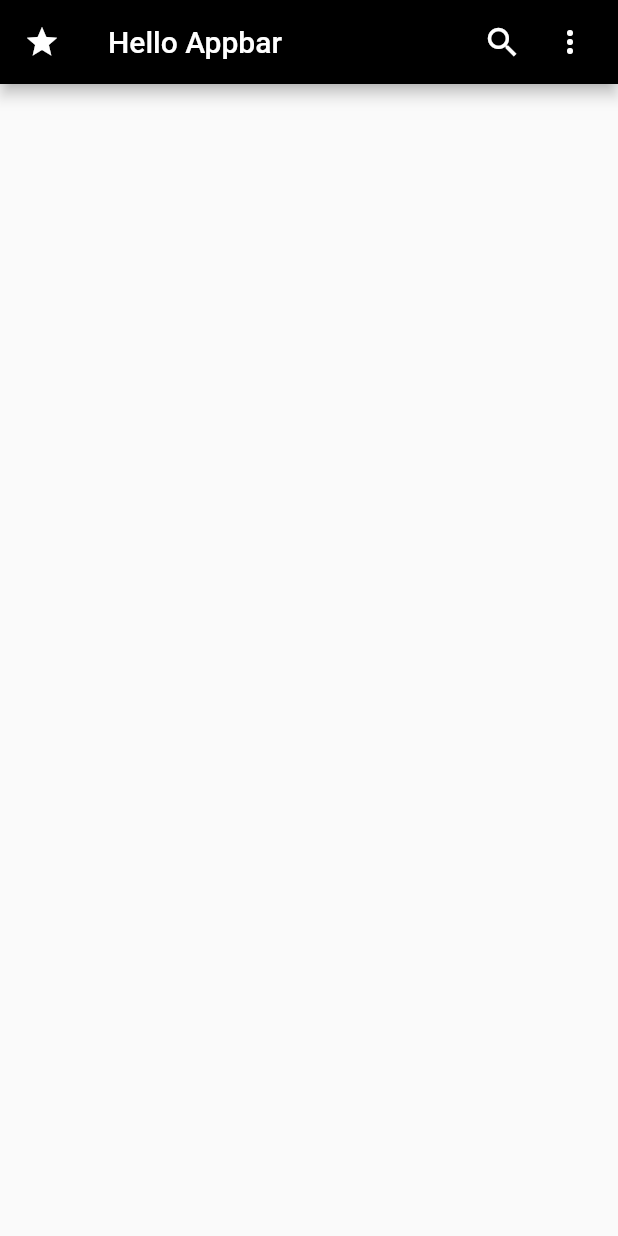
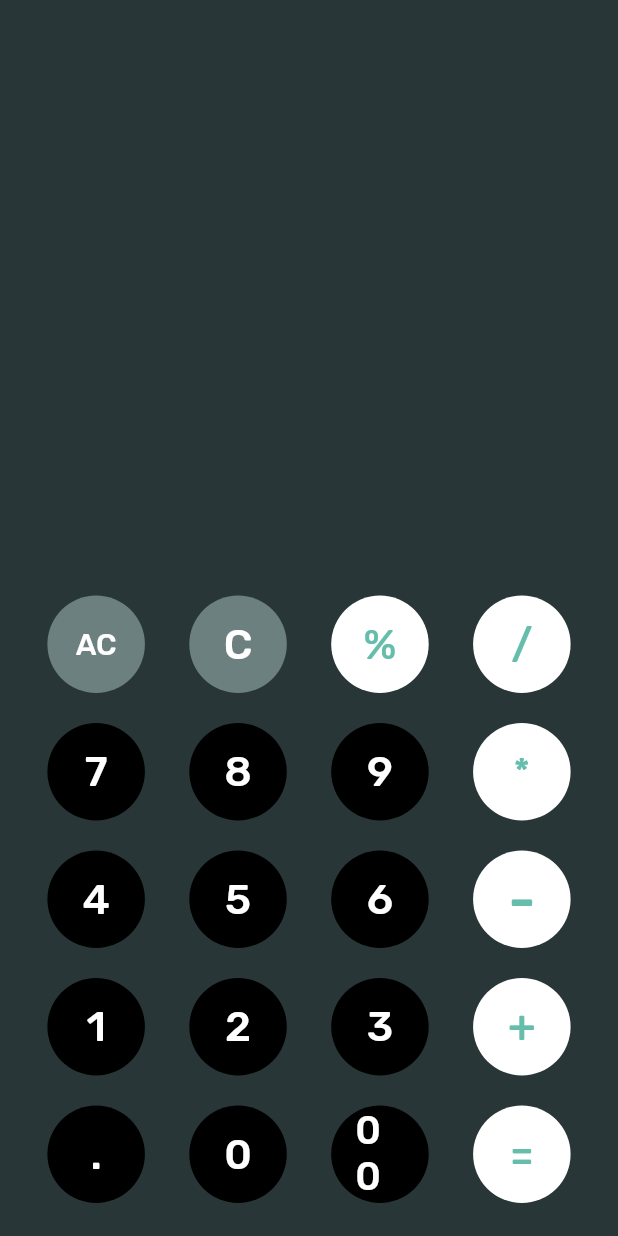
Before and after one commit to chetankoli1/FlutterProject, a Flutter app: the screen it shows after launch, on a phone screen of 412 x 824 dp. Run offline on Flutter 3.47's test engine with Material 2 defaults, Android fonts, the phone set to English and light mode, and no system bars; our stand-ins replace google_fonts, math_expressions, numberpicker.

Commit message:
calculator added

```diff
--- /dev/null
+++ b/lib/Assigment2/cal_btn.dart
@@ -0,0 +1,49 @@
+import 'package:flutter/material.dart';
+import 'package:google_fonts/google_fonts.dart';
+
+class CalcButton extends StatelessWidget {
+  final String text;
+  final int fillColor;
+  final int textColor;
+  final double textSize;
+  final Function callback;
+
+ const CalcButton({
+    Key? key,
+    required this.text,
+    required this.fillColor,
+    this.textColor = 0xFFFFFFFF,
+    this.textSize = 28,
+    required this.callback,
+  }) : super(key: key);
+  @override
+  Widget build(BuildContext context) {
+    return Container(
+      margin: const EdgeInsets.all(10),
+      child: SizedBox(
+        width: 65,
+        height: 65,
+        // ignore: deprecated_member_use
+        child: FlatButton(
+          shape: RoundedRectangleBorder(
+            borderRadius: BorderRadius.circular(50.0),
+          ),
+          onPressed: () {
+            callback(text);
+          },
+          child: Text(
+            text,
+            style: GoogleFonts.rubik(
+              textStyle: TextStyle(
+                fontSize: textSize,
+              ),
+            ),
+          ),
+          // ignore: unnecessary_null_comparison
+          color: fillColor != null ? Color(fillColor) : null,
+          textColor: Color(textColor),
+        ),
+      ),
+    );
+  }
+}
--- /dev/null
+++ b/lib/Assigment2/calculator.dart
@@ -0,0 +1,230 @@
+import 'package:chetan_koli/Assigment2/cal_btn.dart';
+import 'package:flutter/material.dart';
+import 'package:math_expressions/math_expressions.dart';
+import 'package:google_fonts/google_fonts.dart';
+
+class CalcApp extends StatefulWidget {
+  const CalcApp({Key? key}) : super(key: key);
+  @override
+  CalcAppState createState() => CalcAppState();
+}
+
+class CalcAppState extends State<CalcApp> {
+  String _history = '';
+  String _expression = '';
+
+  void numClick(String text) {
+    setState(() => _expression += text);
+  }
+
+  void allClear(String text) {
+    setState(() {
+      _history = '';
+      _expression = '';
+    });
+  }
+
+  void clear(String text) {
+    setState(() {
+      _expression = '';
+    });
+  }
+
+  void evaluate(String text) {
+    Parser p = Parser();
+    Expression exp = p.parse(_expression);
+    ContextModel cm = ContextModel();
+
+    setState(() {
+      _history = _expression;
+      _expression = exp.evaluate(EvaluationType.REAL, cm).toString();
+    });
+  }
+
+  @override
+  Widget build(BuildContext context) {
+    return MaterialApp(
+      debugShowCheckedModeBanner: false,
+      title: 'Calculator',
+      home: Scaffold(
+        backgroundColor: const Color(0xFF283637),
+        body: Container(
+          padding: const EdgeInsets.all(12),
+          child: Column(
+            mainAxisAlignment: MainAxisAlignment.end,
+            children: <Widget>[
+              Container(
+                child: Padding(
+                  padding: const EdgeInsets.only(right: 12),
+                  child: Text(
+                    _history,
+                    style: GoogleFonts.rubik(
+                      // ignore: prefer_const_constructors
+                      textStyle: TextStyle(
+                        fontSize: 24,
+                        color: const Color(0xFF545F61),
+                      ),
+                    ),
+                  ),
+                ),
+                alignment: const Alignment(1.0, 1.0),
+              ),
+              Container(
+                child: Padding(
+                  padding: const EdgeInsets.all(12),
+                  child: Text(
+                    _expression,
+                    style: GoogleFonts.rubik(
+                      textStyle: const TextStyle(
+                        fontSize: 48,
+                        color: Colors.white,
+                      ),
+                    ),
+                  ),
+                ),
+                alignment: const Alignment(1.0, 1.0),
+              ),
+              const SizedBox(height: 40),
+              Row(
+                mainAxisAlignment: MainAxisAlignment.spaceEvenly,
+                children: <Widget>[
+                  CalcButton(
+                    text: 'AC',
+                    fillColor: 0xFF6C807F,
+                    textSize: 20,
+                    callback: allClear, key: null,
+                  ),
+                  CalcButton(
+                    text: 'C',
+                    fillColor: 0xFF6C807F,
+                    callback: clear,
+                  ),
+                  CalcButton(
+                    text: '%',
+                    fillColor: 0xFFFFFFFF,
+                    textColor: 0xFF65BDAC,
+                    callback: numClick,
+                  ),
+                  CalcButton(
+                    text: '/',
+                    fillColor: 0xFFFFFFFF,
+                    textColor: 0xFF65BDAC,
+                    callback: numClick,
+                  ),
+                ],
+              ),
+              Row(
+                mainAxisAlignment: MainAxisAlignment.spaceEvenly,
+                children: <Widget>[
+                  CalcButton(
+                    text: '7',
+                    callback: numClick,
+                     fillColor: 0xFF000000,
+                  ),
+                  CalcButton(
+                    text: '8',
+                    callback: numClick,
+                    fillColor: 0xFF000000,
+                  ),
+                  CalcButton(
+                    text: '9',
+                    callback: numClick,
+                    fillColor: 0xFF000000,
+                  ),
+                  CalcButton(
+                    text: '*',
+                    fillColor: 0xFFFFFFFF,
+                    textColor: 0xFF65BDAC,
+                    textSize: 24,
+                    callback: numClick,
+                  ),
+                ],
+              ),
+              Row(
+                mainAxisAlignment: MainAxisAlignment.spaceEvenly,
+                children: <Widget>[
+                  CalcButton(
+                    text: '4',
+                    callback: numClick,
+                    fillColor: 0xFF000000,
+                  ),
+                  CalcButton(
+                    text: '5',
+                    callback: numClick,
+                    fillColor: 0xFF000000,
+                  ),
+                  CalcButton(
+                    text: '6',
+                    callback: numClick,
+                    fillColor: 0xFF000000,
+                  ),
+                  CalcButton(
+                    text: '-',
+                    fillColor: 0xFFFFFFFF,
+                    textColor: 0xFF65BDAC,
+                    textSize: 38,
+                    callback: numClick,
+                  ),
+                ],
+              ),
+              Row(
+                mainAxisAlignment: MainAxisAlignment.spaceEvenly,
+                children: <Widget>[
+                  CalcButton(
+                    text: '1',
+                    callback: numClick,
+                    fillColor: 0xFF000000,
+                  ),
+                  CalcButton(
+                    text: '2',
+                    callback: numClick,
+                    fillColor: 0xFF000000,
+                  ),
+                  CalcButton(
+                    text: '3',
+                    callback: numClick,
+                    fillColor: 0xFF000000,
+                  ),
+                  CalcButton(
+                    text: '+',
+                    fillColor: 0xFFFFFFFF,
+                    textColor: 0xFF65BDAC,
+                    textSize: 30,
+                    callback: numClick,
+                  ),
+                ],
+              ),
+              Row(
+                mainAxisAlignment: MainAxisAlignment.spaceEvenly,
+                children: <Widget>[
+                  CalcButton(
+                    text: '.',
+                    callback: numClick,
+                    fillColor: 0xFF000000,
+                  ),
+                  CalcButton(
+                    text: '0',
+                    callback: numClick,
+                    fillColor: 0xFF000000,
+                  ),
+                  CalcButton(
+                    text: '00',
+                    callback: numClick,
+                    textSize: 26,
+                    fillColor: 0xFF000000,
+                  ),
+                  CalcButton(
+                    text: '=',
+                    fillColor: 0xFFFFFFFF,
+                    textColor: 0xFF65BDAC,
+                    callback: evaluate,
+                  ),
+                ],
+              )
+            ],
+          ),
+        ),
+      ),
+    );
+  }
+}
--- /dev/null
+++ b/lib/Assigment5/drawer.dart
@@ -0,0 +1,75 @@
+import 'package:flutter/material.dart';
+
+class MyDrawer extends StatelessWidget {
+  const MyDrawer({Key? key}) : super(key: key);
+  @override
+  Widget build(BuildContext context) {
+    return Scaffold(
+      appBar: AppBar(
+        title: const Text("Navigation Drawer"),
+      ),
+      body: const Center(
+          child: Text(
+        "Navigation Drawer Example",
+        style: TextStyle(
+          fontSize: 20.0,
+        ),
+      )),
+      floatingActionButton: FloatingActionButton(
+        onPressed: () {},
+        child: const Icon(Icons.add),
+      ),
+      drawer: Drawer(
+        child: ListView(
+          padding: const EdgeInsets.all(0),
+          children: <Widget>[
+            const UserAccountsDrawerHeader(
+              accountEmail: Text("chetan.koli@Vaayuh.in"),
+              accountName: Text("Chetan Koli"),
+              currentAccountPicture: CircleAvatar(
+                child: Text("CK"),
+              ),
+            ),
+            ListTile(
+              leading: const Icon(Icons.home),
+              title: const Text("Home"),
+              onTap: () {
+               // Navigator.pushReplacementNamed(context, "/dorpdown");
+              },
+            ),
+            ListTile(
+              leading: const Icon(Icons.dashboard),
+              title: const Text("Categories"),
+              onTap: () {},
+            ),
+            ListTile(
+              leading: const Icon(Icons.add_to_photos),
+              title: const Text("Add Items"),
+              onTap: () {},
+            ),
+            ListTile(
+              leading: const Icon(Icons.info),
+              title: const Text("About Us"),
+              onTap: () {},
+            ),
+            ListTile(
+              leading: const Icon(Icons.share),
+              title: const Text("Share with Friends"),
+              onTap: () {},
+            ),
+            ListTile(
+              leading: const Icon(Icons.rate_review),
+              title: const Text("Rate and Review"),
+              onTap: () {},
+            ),
+            ListTile(
+              leading: const Icon(Icons.flag),
+              title: const Text("Privacy Policy"),
+              onTap: () {},
+            ),
+          ],
+        ),
+      ),
+    );
+  }
+}
--- a/lib/main.dart
+++ b/lib/main.dart
@@ -1,7 +1,10 @@
+import 'package:chetan_koli/Assigment2/calculator.dart';
 import 'package:chetan_koli/Assigment3/TimerAndStopWatch/timerandspw.dart';
 import 'package:chetan_koli/Assigment4/actionbar.dart';
 import 'package:chetan_koli/Assigment4/mediaquery.dart';
 import 'package:chetan_koli/Assigment4/obackbtn.dart';
+import 'package:chetan_koli/Assigment5/drawer.dart';
+import 'package:chetan_koli/Assigment5/drawer/dropdown.dart';
 import 'package:flutter/material.dart';
 
 import './Assigment3/RoutsAndNavigations/screen_one.dart';
@@ -24,11 +27,12 @@
       theme: ThemeData(
         primarySwatch: Colors.blue,
       ),
-      home: const ActionbarAndLeading(),
+      home: const CalcApp(),
       routes: {
         '/one': (_) => const ScreenOne(),
         '/two': (_) => const ScreenTwo(),
         '/three': (_) => const ScreenThree(),
+        //'/dorpdown':(_) => const DropDownMenu()
       },
     );
   }
--- a/pubspec.yaml
+++ b/pubspec.yaml
@@ -36,6 +36,7 @@ dependencies:
   cupertino_icons: ^1.0.2
   numberpicker: ^2.1.1
   google_fonts: ^2.1.0
+  math_expressions: ^2.2.0
 
 dev_dependencies:
   flutter_test:
```
Also changed, not shown: lib/Assigment5/drawer/dropdown.dart (added, +39 -0 lines), pubspec.lock.
